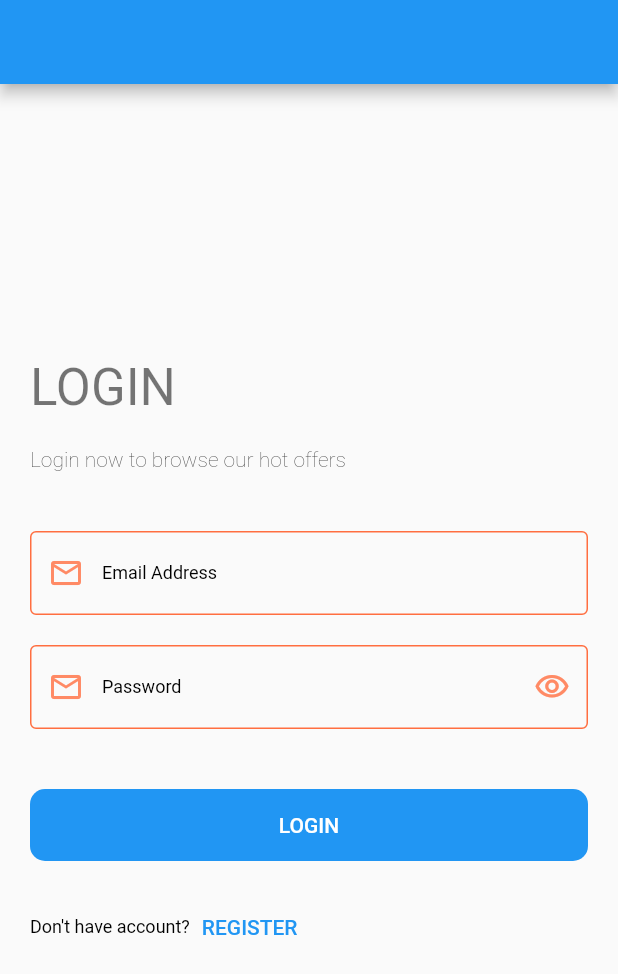
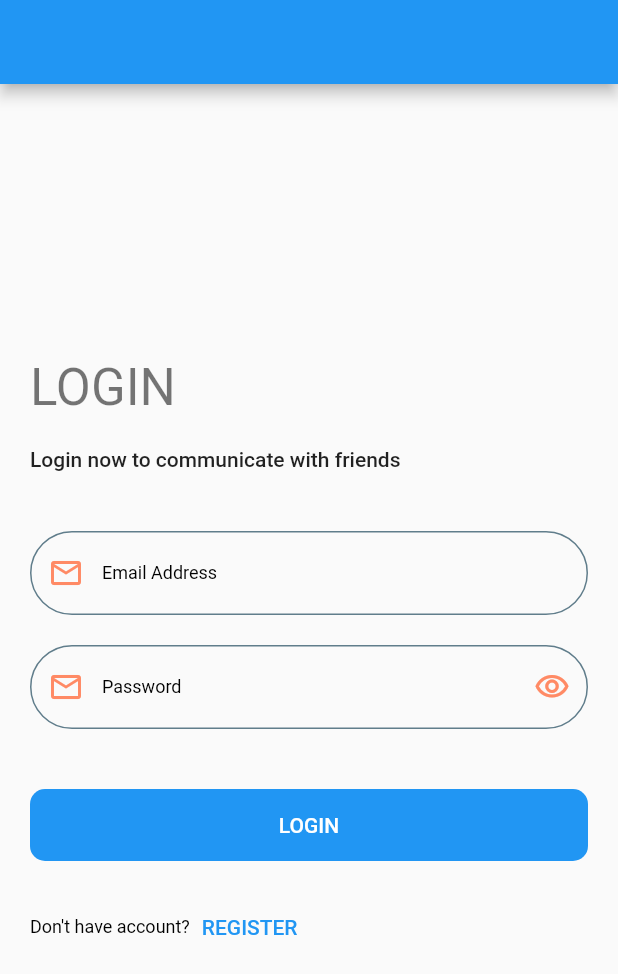
Before and after one commit to Abdo73873/social_app, a Flutter app: the screen it shows after launch, on a phone screen of 412 x 824 dp. Shown: the top 974 px of the screen. Run offline on Flutter 3.47's test engine with Material 2 defaults, Android fonts, the light colour scheme and no system bars; our stand-ins replace bloc, conditional_builder_null_safety, dio, flutter_bloc, fluttertoast, shared_preferences.

Commit message:
add login Screen

```diff
--- a/lib/modules/login/login_screen.dart
+++ b/lib/modules/login/login_screen.dart
@@ -5,18 +5,20 @@ import 'package:flutter/material.dart';
 import 'package:flutter_bloc/flutter_bloc.dart';
 import 'package:social_app/modules/login/cubit/login_cubit.dart';
 import 'package:social_app/modules/login/cubit/login_states.dart';
+import 'package:social_app/modules/register/register.dart';
 import 'package:social_app/shared/components/components.dart';
 
 class LoginScreen extends StatelessWidget {
   TextEditingController emailController = TextEditingController();
   TextEditingController passwordController = TextEditingController();
   var formKey = GlobalKey<FormState>();
+
   @override
   Widget build(BuildContext context) {
     return BlocProvider(
       create: (context) => LoginCubit(),
       child: BlocConsumer<LoginCubit, LoginStates>(
-        listener:(context, state) {},
+        listener: (context, state) {},
         builder: (context, state) {
           return Scaffold(
             appBar: AppBar(
@@ -33,17 +35,20 @@ class LoginScreen extends StatelessWidget {
                       children: [
                         Text(
                           'LOGIN',
-                          style: Theme.of(context).textTheme.headlineMedium,
+                          style: Theme
+                              .of(context)
+                              .textTheme
+                              .headlineMedium,
                         ),
                         SizedBox(
                           height: 20.0,
                         ),
                         Text(
-                          'Login now to browse our hot offers',
-                          style:
-                              Theme.of(context).textTheme.bodyLarge?.copyWith(
-                                    fontWeight: FontWeight.w200,
-                                  ),
+                          'Login now to communicate with friends',
+                          style: Theme
+                              .of(context)
+                              .textTheme
+                              .bodyLarge,
                         ),
                         SizedBox(
                           height: 40.0,
@@ -60,6 +65,8 @@ class LoginScreen extends StatelessWidget {
                             },
                             labelText: 'Email Address',
                             prefix: Icons.email_outlined,
+                            action:TextInputAction.next,
+
                         ),
                         SizedBox(
                           height: 20.0,
@@ -76,29 +83,39 @@ class LoginScreen extends StatelessWidget {
                           },
                           labelText: 'Password',
                           prefix: Icons.email_outlined,
-                            isPassword: LoginCubit.get(context).isPassword,
-                            suffix: LoginCubit.get(context).isPassword
+                          isPassword: LoginCubit
+                              .get(context)
+                              .isPassword,
+                          suffix: LoginCubit
+                              .get(context)
+                              .isPassword
                               ? Icons.visibility_outlined
                               : Icons.visibility_off_outlined,
                           suffixOnPressed: () {
                             LoginCubit.get(context).changeVisibility();
                           },
                           onSubmit: (value) {
-                              if (formKey.currentState!.validate()) {
-
-                              }
-                            }),
+                            if (formKey.currentState!.validate()) {}
+                          },
+                            action: TextInputAction.done,
+                        ),
                         SizedBox(
                           height: 40.0,
                         ),
                         ConditionalBuilder(
                           condition: state is! LoadingLoginState,
-                          builder: (context) => defaultButton(
+                          builder: (context) =>
+                              defaultButton(
                                 context: context,
                                 text: 'Login',
-                            onPressed: () {},
+                                onPressed: () {
+                                  if (formKey.currentState!.validate()) {
+
+                                  }
+                                },
                               ),
-                          fallback: (context) =>Center(child: CircularProgressIndicator()),
+                          fallback: (context) =>
+                              Center(child: CircularProgressIndicator()),
                         ),
                         SizedBox(
                           height: 20.0,
@@ -107,12 +124,15 @@ class LoginScreen extends StatelessWidget {
                           children: [
                             Text(
                               'Don\'t have account?',
-                              style: Theme.of(context).textTheme.labelMedium,
+                              style: Theme
+                                  .of(context)
+                                  .textTheme
+                                  .labelMedium,
                             ),
                             defaultText(
                               text: 'REGISTER',
                               onPressed: () {
-                               // navigateTo(context, RegisterScreen());
+                                navigateAndReplace(context,RegisterScreen());
                               },
                             ),
                           ],
--- a/lib/shared/components/components.dart
+++ b/lib/shared/components/components.dart
@@ -2,6 +2,7 @@
 
 import 'package:flutter/material.dart';
 import 'package:fluttertoast/fluttertoast.dart';
+import 'package:social_app/shared/styles/colors.dart';
 
 Widget defaultButton({
   double width = double.infinity,
@@ -41,6 +42,7 @@ Widget defaultFromField({
   IconData? suffix,
   Function()? suffixOnPressed,
   bool isPassword = false,
+  TextInputAction? action,
 }) =>
     TextFormField(
       controller: controller,
@@ -55,7 +57,10 @@ Widget defaultFromField({
         ),
         labelText: labelText,
         labelStyle: Theme.of(context).textTheme.labelMedium,
-        border: OutlineInputBorder(),
+        border: OutlineInputBorder(
+          borderRadius: BorderRadius.circular(20.0),
+          gapPadding: 20.0,
+        ),
         prefixIcon: prefix != null
             ? Icon(
                 prefix,
@@ -73,12 +78,14 @@ Widget defaultFromField({
               )
             : null,
         enabledBorder: OutlineInputBorder(
+            borderRadius: BorderRadius.circular(30),
             borderSide: BorderSide(
-          color: Colors.deepOrangeAccent,
+              color: secondaryColor,
             )),
       ),
-      style: Theme.of(context).textTheme.button,
+      style: Theme.of(context).textTheme.bodyMedium,
       textDirection: TextDirection.ltr,
+      textInputAction: action,
     );
 
 Widget defaultText({
@@ -92,18 +99,16 @@ Widget defaultText({
       ),
     );
 
-
 void navigateTo(context, Widget) => Navigator.push(
       context,
       MaterialPageRoute(builder: (context) => Widget),
     );
 
 void navigateAndFinish(context, Widget) => Navigator.pushAndRemoveUntil(
-    context,
-    MaterialPageRoute(
-      builder: (context) => Widget,
-    ),
-    (route) => false);
+    context, MaterialPageRoute(builder: (context) => Widget,), (route) => false);
+
+void navigateAndReplace(context, Widget) => Navigator.pushReplacement(
+    context, MaterialPageRoute(builder: (context) => Widget));
 
 void showToast({
   required String message,
@@ -138,7 +143,7 @@ Color chooseToastColor(ToastState state) {
   return color;
 }
 
-Widget separated()=>Padding(
+Widget separated() => Padding(
       padding: const EdgeInsets.symmetric(
         horizontal: 20.0,
       ),
```
Also changed, not shown: lib/modules/register/register.dart (added, +167 -0 lines), lib/modules/register/register_cubit/register_cubit.dart (added, +16 -0 lines), lib/modules/register/register_cubit/register_states.dart (added, +12 -0 lines). Lines whose indentation alone changed are shown as unchanged.
